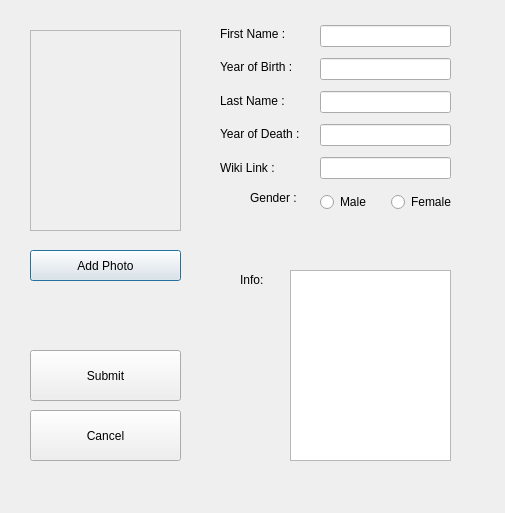
The window that addscientistdialog.ui (hermanno16/vika3) describes before a commit, drawn with Qt 5.
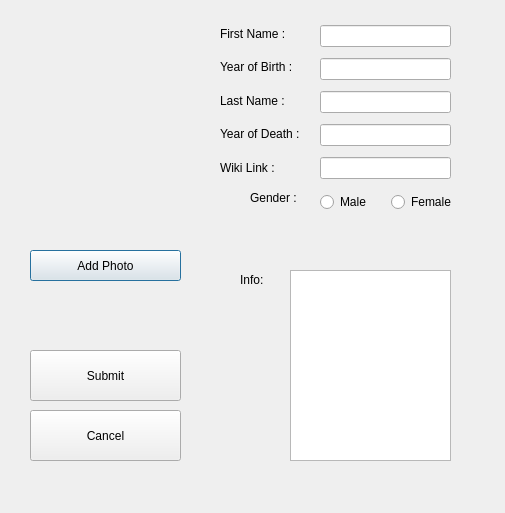
The same window after the commit.

Commit message: add photo scientist - reynir

The edit to the form file:
```diff
--- a/addscientistdialog.ui
+++ b/addscientistdialog.ui
@@ -13,22 +13,6 @@
   <property name="windowTitle">
    <string>Dialog</string>
   </property>
-  <widget class="QFrame" name="photo_frame">
-   <property name="geometry">
-    <rect>
-     <x>30</x>
-     <y>30</y>
-     <width>151</width>
-     <height>201</height>
-    </rect>
-   </property>
-   <property name="frameShape">
-    <enum>QFrame::StyledPanel</enum>
-   </property>
-   <property name="frameShadow">
-    <enum>QFrame::Raised</enum>
-   </property>
-  </widget>
   <widget class="QLabel" name="infoLable">
    <property name="geometry">
     <rect>
@@ -204,6 +188,19 @@
     </rect>
    </property>
   </widget>
+  <widget class="QLabel" name="photo_scientist_frame">
+   <property name="geometry">
+    <rect>
+     <x>40</x>
+     <y>30</y>
+     <width>141</width>
+     <height>171</height>
+    </rect>
+   </property>
+   <property name="text">
+    <string/>
+   </property>
+  </widget>
  </widget>
  <resources/>
  <connections/>
```
The commit also changes 5 other files.
